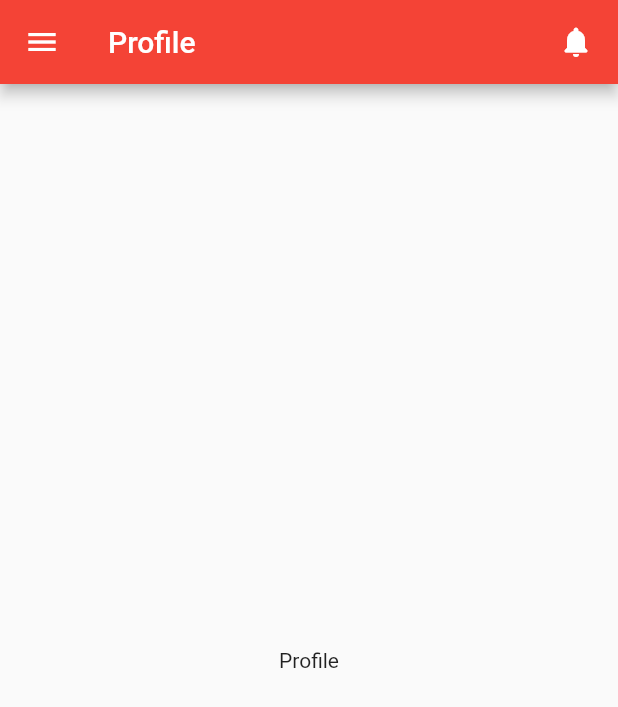
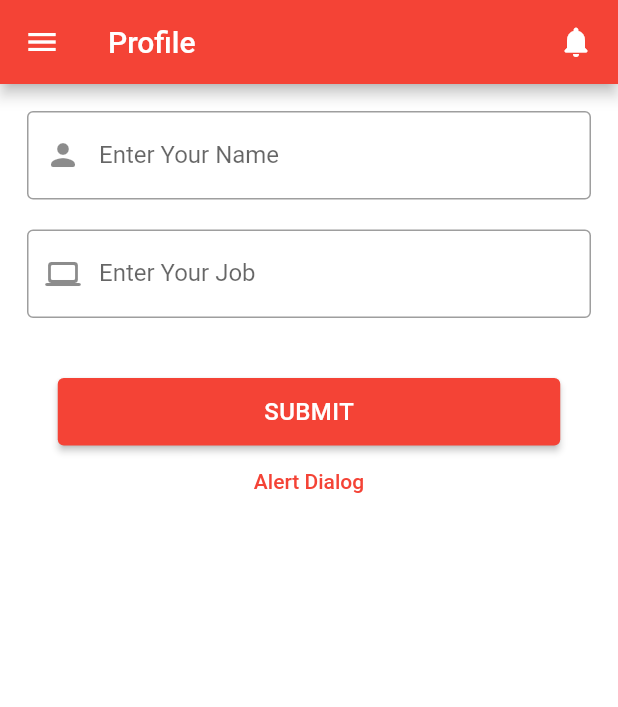
Before and after one commit to Ranjit8298/Flutter_Repo, a Flutter app: the ProfileScreen screen opened directly, on a phone screen of 412 x 824 dp. Shown: the top 707 px of the screen. Run offline on Flutter 3.47's test engine with Material 2 defaults, Android fonts, the phone set to English and light mode, and no system bars; our stand-ins replace fluttertoast, lottie, shared_preferences; accounts and stored records are empty.

Commit message:
20 jan, 2023 -> Evening -> 05:00

```diff
--- a/lib/profile_screen.dart
+++ b/lib/profile_screen.dart
@@ -1,8 +1,66 @@
+import 'dart:convert';
+import 'dart:io';
+
 import 'package:flutter/cupertino.dart';
 import 'package:flutter/material.dart';
+import 'package:flutter_repo/widgets/custom_alert_box.dart';
+import 'package:flutter_repo/widgets/custom_textfield.dart';
+import 'package:fluttertoast/fluttertoast.dart';
+import 'package:http/http.dart' as http;
 
-class ProfileScreen extends StatelessWidget {
+class ProfileScreen extends StatefulWidget {
   const ProfileScreen({super.key});
+
+  @override
+  State<ProfileScreen> createState() => _ProfileScreenState();
+}
+
+class _ProfileScreenState extends State<ProfileScreen> {
+  var nameTxt = TextEditingController();
+  var jobTxt = TextEditingController();
+
+  Future<bool?> showToast(String toastMsg) {
+    return Fluttertoast.showToast(
+        msg: toastMsg,
+        toastLength: Toast.LENGTH_SHORT,
+        gravity: ToastGravity.BOTTOM,
+        timeInSecForIosWeb: 1,
+        backgroundColor: Colors.grey,
+        textColor: Colors.white,
+        fontSize: 16.0);
+  }
+
+  void apiCall() async {
+    final response = await http.post(
+      Uri.parse('https://reqres.in/api/users'),
+      headers: {HttpHeaders.contentTypeHeader: 'application/json'},
+      body: jsonEncode(
+          {'name': nameTxt.text.toString(), 'job': jobTxt.text.toString()}),
+    );
+    if (response.statusCode == 201) {
+      print(response.body);
+    }
+
+// get api call
+
+    // var response = await http
+    //     .get(Uri.parse('https://reqres.in/api/users'));
+    // if (response.statusCode == 200) {
+    //   var data = json.decode(response.body);
+    //   print(data);
+    //   throw Exception('Failed to load post');
+    // }
+  }
+
+  void validate() {
+    if (nameTxt.text.toString().trim() == '') {
+      showToast('Please enter your name');
+    } else if (jobTxt.text.toString().trim() == '') {
+      showToast('Please enter your job');
+    } else {
+      apiCall();
+    }
+  }
 
   @override
   Widget build(BuildContext context) {
@@ -19,20 +77,16 @@ class ProfileScreen extends StatelessWidget {
               arrowColor: Colors.black,
               accountName: Text(
                 "Ranjit Kumar",
-                style: TextStyle(
-                  fontWeight: FontWeight.bold,
-                  letterSpacing: 0.4
-                ),
+                style:
+                    TextStyle(fontWeight: FontWeight.bold, letterSpacing: 0.4),
               ),
               accountEmail: Text(
                 "ranjit.earth@gmail.com",
-                style: TextStyle(
-                  fontWeight: FontWeight.bold,
-                  letterSpacing: 0.4
-                ),
+                style:
+                    TextStyle(fontWeight: FontWeight.bold, letterSpacing: 0.4),
               ),
               currentAccountPicture: CircleAvatar(
-               backgroundImage: AssetImage('assets/images/man_one.jpg'),
+                backgroundImage: AssetImage('assets/images/man_one.jpg'),
               ),
             ),
             ListTile(
@@ -81,7 +135,44 @@ class ProfileScreen extends StatelessWidget {
           Icon(Icons.notifications_rounded),
         ],
       )),
-      body: Center(child: Text('Profile')),
+      body: Container(
+        width: double.infinity,
+        height: double.infinity,
+        color: Colors.white,
+        padding: EdgeInsets.all(8.0),
+        child: Column(
+          children: [
+            CustomTextField(
+                controllerTxt: nameTxt,
+                keyboardType: TextInputType.text,
+                hintText: 'Enter Your Name',
+                prefixIcon: const Icon(Icons.person_rounded),
+                labelText: 'Enter Your Name',
+                onChanged: (nameTxt) {}),
+            CustomTextField(
+                controllerTxt: jobTxt,
+                keyboardType: TextInputType.text,
+                hintText: 'Enter Your Job',
+                prefixIcon: const Icon(Icons.laptop_rounded),
+                labelText: 'Enter Your Job',
+                onChanged: (jobTxt) {}),
+            Container(
+              width: 335,
+              height: 45,
+              margin: const EdgeInsets.only(top: 30),
+              child: ElevatedButton(
+                  onPressed: () {
+                    validate();
+                  },
+                  child: const Text(
+                    'SUBMIT',
+                    style: TextStyle(fontSize: 16, letterSpacing: 0.3),
+                  )),
+            ),
+            CustomAlertBox(),
+          ],
+        ),
+      ),
     );
   }
 }
--- a/lib/signup_screen.dart
+++ b/lib/signup_screen.dart
@@ -2,10 +2,8 @@ import 'dart:async';
 
 import 'package:flutter/cupertino.dart';
 import 'package:flutter/material.dart';
-import 'package:flutter_repo/intro_screen.dart';
 import 'package:flutter_repo/login_screen.dart';
 import 'package:flutter_repo/widgets/custom_textfield.dart';
-import 'package:flutter_repo/widgets/custom_toast.dart';
 import 'package:fluttertoast/fluttertoast.dart';
 import 'package:lottie/lottie.dart';
 import 'package:shared_preferences/shared_preferences.dart';
--- /dev/null
+++ b/lib/widgets/custom_alert_box.dart
@@ -0,0 +1,28 @@
+import 'package:flutter/material.dart';
+
+class CustomAlertBox extends StatelessWidget {
+  const CustomAlertBox({super.key});
+
+  @override
+  Widget build(BuildContext context) {
+    return TextButton(
+      onPressed: () => showDialog<String>(
+        context: context,
+        builder: (BuildContext context) => AlertDialog(
+          title: const Text('AlertDialog Title'),
+          content: const Text('AlertDialog description'),
+          actions: <Widget>[
+            TextButton(
+              onPressed: () => Navigator.pop(context, 'Cancel'),
+              child: const Text('Cancel'),
+            ),
+            TextButton(
+              onPressed: () => Navigator.pop(context, 'OK'),
+              child: const Text('OK'),
+            ),
+          ],
+        ),
+      ),child: const Text('Alert Dialog'),
+    );
+  }
+}
--- a/pubspec.yaml
+++ b/pubspec.yaml
@@ -39,6 +39,7 @@ dependencies:
   shared_preferences: ^2.0.16
   fluttertoast: ^8.1.2
   lottie: ^2.2.0
+  http: ^0.13.5
 
 dev_dependencies:
   flutter_test:
```
Also changed, not shown: pubspec.lock.
